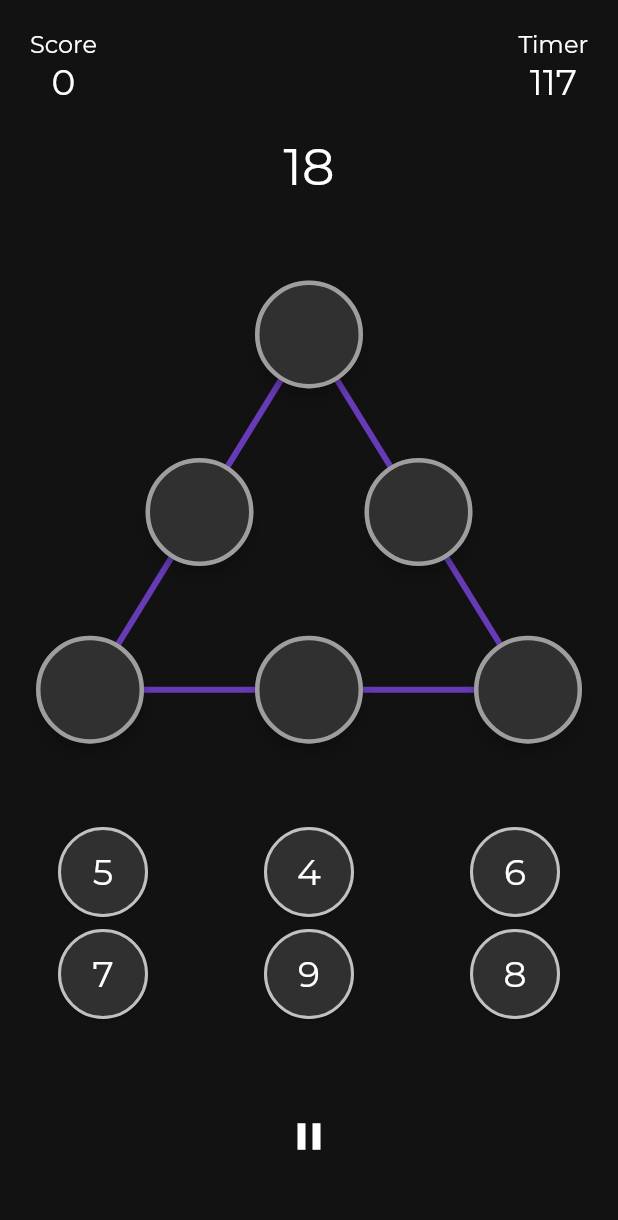
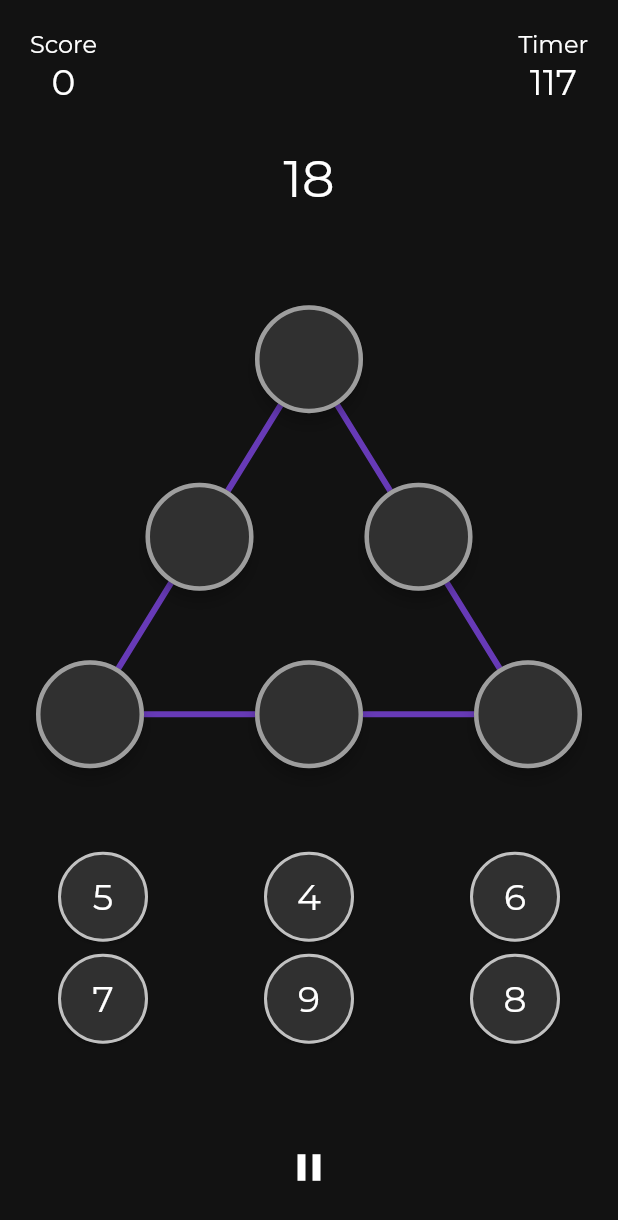
Before and after one commit to jaysavsani07/math-metrix, a Flutter app: the MagicTriangle screen opened directly, after a tap on an icon or button, on a phone screen of 412 x 824 dp. Shown: the top 1220 px of the screen. Run offline on Flutter 3.47's test engine with Material 2 defaults, Android fonts, the phone set to English and light mode, and no system bars; our stand-ins replace device_preview, get_it, percent_indicator, provider_architecture, rflutter_alert, shared_preferences; accounts and stored records are empty.

Commit message:
magic triangle ui fixes for all sizes

```diff
--- a/lib/src/ui/magicTriangle/magic_triangle.dart
+++ b/lib/src/ui/magicTriangle/magic_triangle.dart
@@ -18,7 +18,7 @@ class MagicTriangle extends StatelessWidget {
     var sizeConfig = SizeConfig().init(context);
     print("device width factor ${SizeConfig.heightWidthFactor}");
     triangleHeight = (MediaQuery.of(context).size.width) * 0.8660254;
-    print("triangle height ${SizeConfig.screenHeight}");
+    print("triangle height ${SizeConfig.safeBlockVertical}");
     return ChangeNotifierProvider<MagicTriangleProvider>(
       create: (_) => MagicTriangleProvider(),
       child: WillPopScope(
@@ -33,11 +33,11 @@ class MagicTriangle extends StatelessWidget {
                 margin: EdgeInsets.fromLTRB(0, 20, 0, 0),
                 child: Column(children: <Widget>[
                   Container(
-                      height: (SizeConfig.screenHeight * 0.08),
+                      height: (SizeConfig.safeBlockVertical * 0.08),
                       margin: EdgeInsets.fromLTRB(20, 0, 20, 0),
                       child: Timer(GameCategoryType.MAGIC_TRIANGLE)),
                   Container(
-                    height: (SizeConfig.screenHeight * 0.06),
+                    height: (SizeConfig.safeBlockVertical * 0.08),
                     child: Row(
                       mainAxisAlignment: MainAxisAlignment.center,
                       children: <Widget>[
@@ -49,7 +49,7 @@ class MagicTriangle extends StatelessWidget {
                     ),
                   ),
                   Container(
-                    height: (SizeConfig.screenHeight * 0.50),
+                    height: (SizeConfig.safeBlockVertical * 0.50),
                     child: Center(
                       child: Stack(
                         children: <Widget>[
@@ -137,7 +137,7 @@ class MagicTriangle extends StatelessWidget {
                     ),
                   ),
                   Container(
-                    height: (SizeConfig.screenHeight * 0.22),
+                    height: (SizeConfig.safeBlockVertical * 0.22),
                     child: Row(
                       mainAxisAlignment: MainAxisAlignment.spaceAround,
                       children: <Widget>[
@@ -175,7 +175,7 @@ class MagicTriangle extends StatelessWidget {
                     ),
                   ),
                   Container(
-                    height: (SizeConfig.screenHeight * 0.07),
+                    height: (SizeConfig.safeBlockVertical * 0.08),
                     child: Row(
                       mainAxisAlignment: MainAxisAlignment.center,
                       crossAxisAlignment: CrossAxisAlignment.center,
--- a/lib/src/utility/sizeConfig.dart
+++ b/lib/src/utility/sizeConfig.dart
@@ -28,7 +28,7 @@ class SizeConfig {
         _mediaQueryData.padding.left + _mediaQueryData.padding.right;
     _safeAreaVertical =
         _mediaQueryData.padding.top + _mediaQueryData.padding.bottom;
-    safeBlockHorizontal = (screenWidth - _safeAreaHorizontal) / 100;
-    safeBlockVertical = (screenHeight - _safeAreaVertical) / 100;
+    safeBlockHorizontal = (screenWidth - _safeAreaHorizontal);
+    safeBlockVertical = (screenHeight - _safeAreaVertical) ;
   }
 }
```
